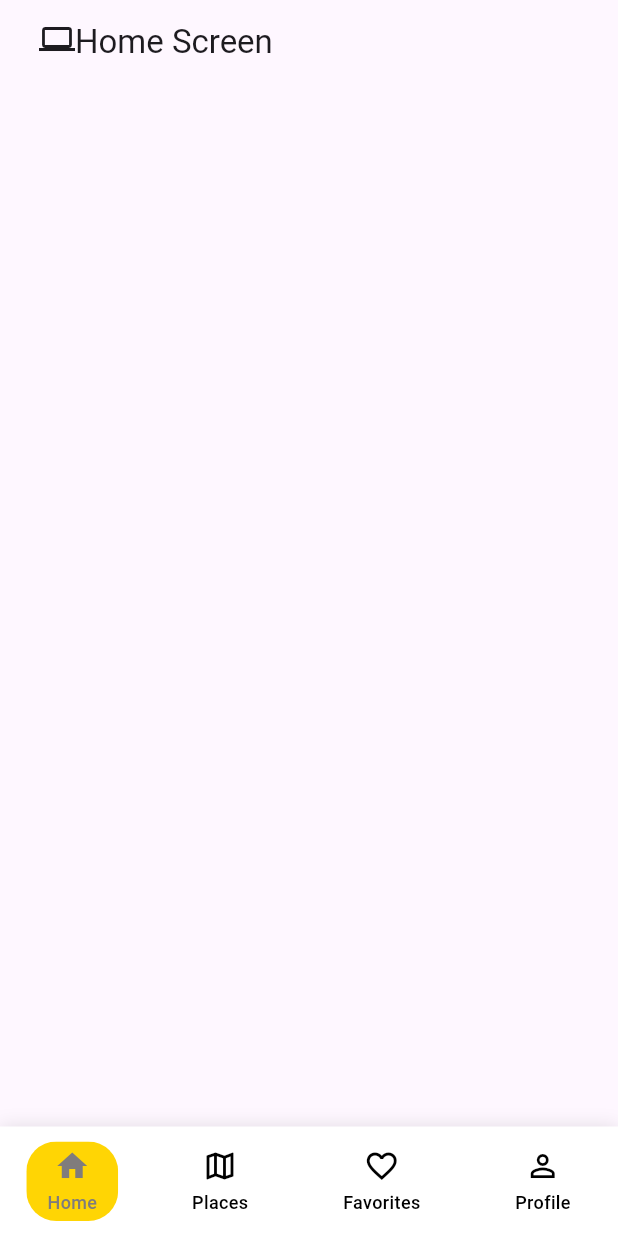
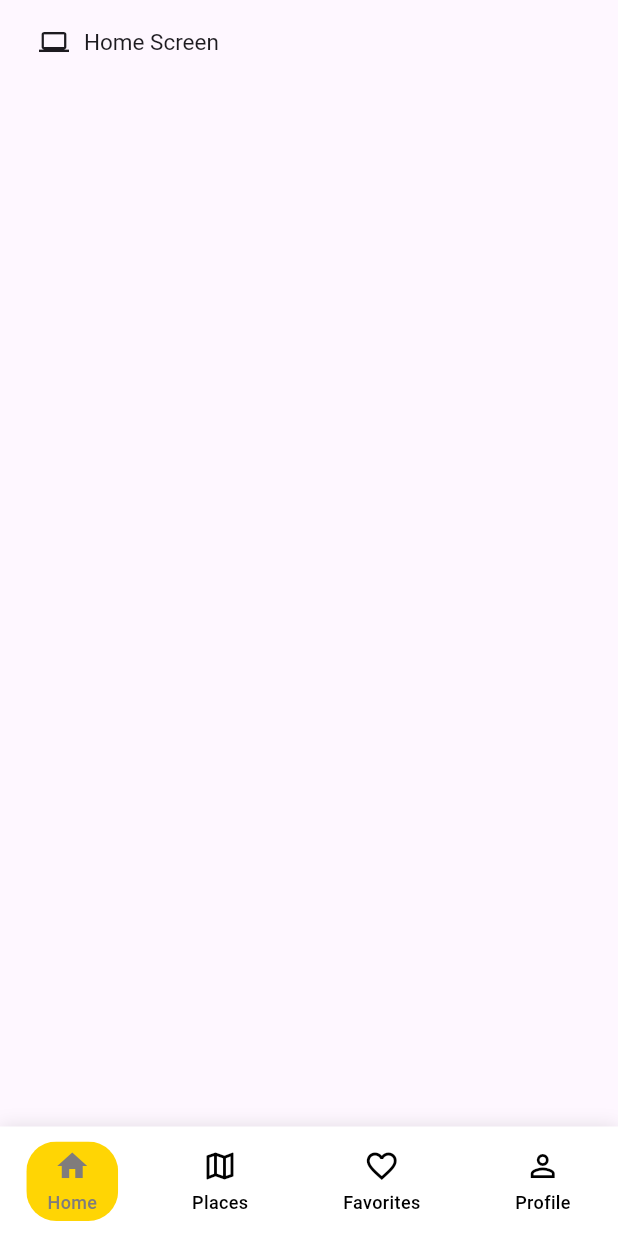
Before and after one commit to kimliheng95-smos/flutter_2_3, a Flutter app: the screen it shows after launch, on a phone screen of 412 x 824 dp. Run offline on Flutter 3.47's test engine with Material 3 defaults, Android fonts, the phone set to English and light mode, and no system bars; key blocks and very long unbroken strings in the code were emptied for the run.

Commit message:
title home

```diff
--- a/lib/Homework/Home.dart
+++ b/lib/Homework/Home.dart
@@ -13,14 +13,16 @@ class _HomeState extends State<Home> {
     return Scaffold(
       appBar: AppBar(
         title: Row(
+          crossAxisAlignment: CrossAxisAlignment.start,
           children: [
             Padding(
             padding: const EdgeInsets.only(left: 10),
             child: Row(
               crossAxisAlignment: CrossAxisAlignment.start,
               children: [
-                Icon(Icons.computer_outlined),
-                Text("Home Screen")
+                Icon(Icons.computer_outlined,size: 20,),
+                SizedBox(width: 10,),
+                Text("Home Screen",style: TextStyle(fontSize: 15),)
               ],
             ),
           )
```
